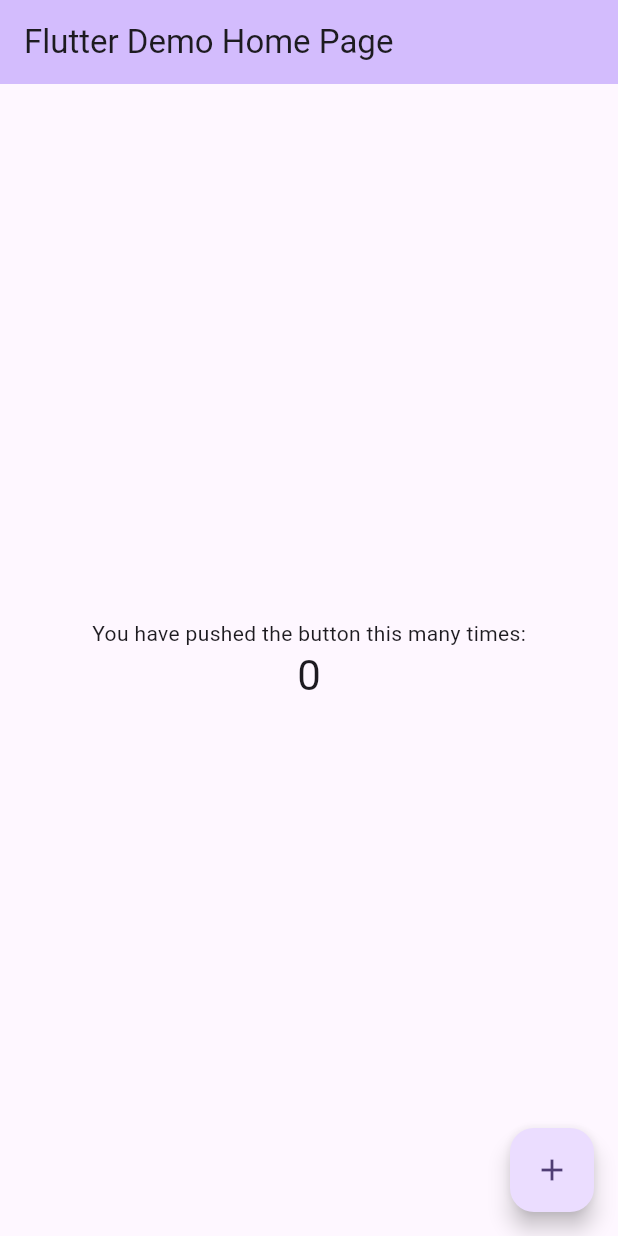
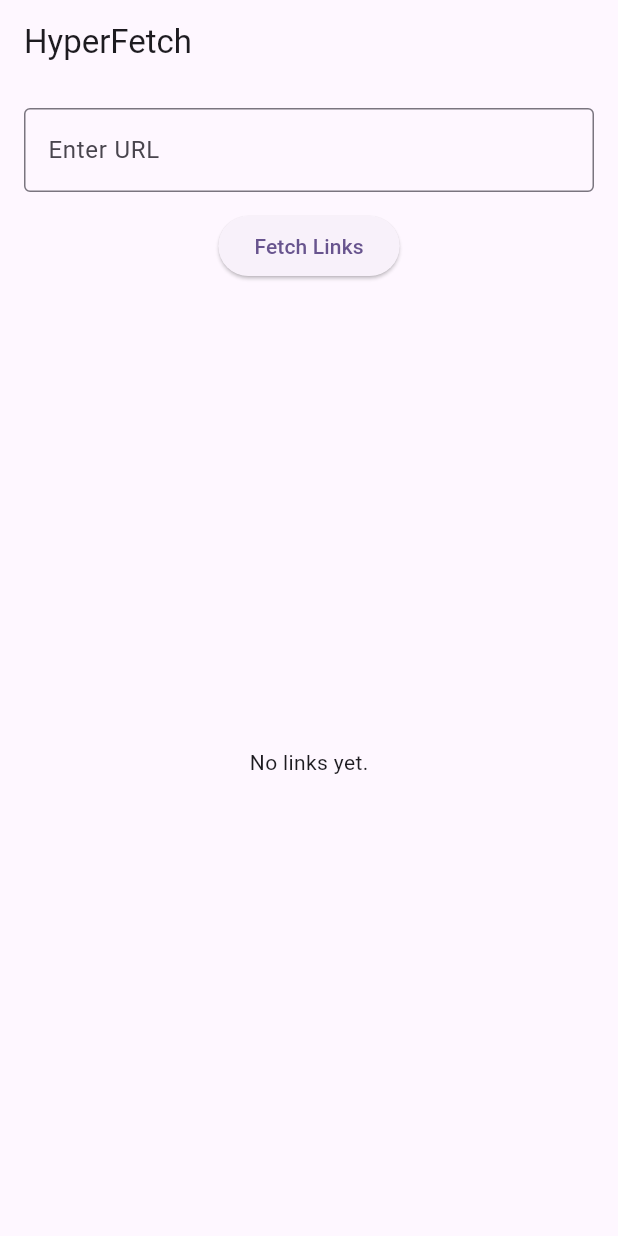
Before and after one commit to AnirbanPa1/HyperFetch, a Flutter app: the screen it shows after launch, on a phone screen of 412 x 824 dp. Run offline on Flutter 3.47's test engine with Material 3 defaults, Android fonts, the light colour scheme and no system bars.

Commit message:
impl home screen and link parser

```diff
--- a/lib/main.dart
+++ b/lib/main.dart
@@ -1,122 +1,23 @@
 import 'package:flutter/material.dart';
+import 'screens/home_screen.dart';
 
 void main() {
-  runApp(const MyApp());
+  runApp(const HyperFetchApp());
 }
 
-class MyApp extends StatelessWidget {
-  const MyApp({super.key});
+class HyperFetchApp extends StatelessWidget {
+  const HyperFetchApp({super.key});
 
-  // This widget is the root of your application.
   @override
   Widget build(BuildContext context) {
     return MaterialApp(
-      title: 'Flutter Demo',
+      title: 'HyperFetch',
+      debugShowCheckedModeBanner: false,
       theme: ThemeData(
-        // This is the theme of your application.
-        //
-        // TRY THIS: Try running your application with "flutter run". You'll see
-        // the application has a purple toolbar. Then, without quitting the app,
-        // try changing the seedColor in the colorScheme below to Colors.green
-        // and then invoke "hot reload" (save your changes or press the "hot
-        // reload" button in a Flutter-supported IDE, or press "r" if you used
-        // the command line to start the app).
-        //
-        // Notice that the counter didn't reset back to zero; the application
-        // state is not lost during the reload. To reset the state, use hot
-        // restart instead.
-        //
-        // This works for code too, not just values: Most code changes can be
-        // tested with just a hot reload.
+        useMaterial3: true,
         colorScheme: ColorScheme.fromSeed(seedColor: Colors.deepPurple),
       ),
-      home: const MyHomePage(title: 'Flutter Demo Home Page'),
+      home: const HomeScreen(),
     );
   }
 }
-
-class MyHomePage extends StatefulWidget {
-  const MyHomePage({super.key, required this.title});
-
-  // This widget is the home page of your application. It is stateful, meaning
-  // that it has a State object (defined below) that contains fields that affect
-  // how it looks.
-
-  // This class is the configuration for the state. It holds the values (in this
-  // case the title) provided by the parent (in this case the App widget) and
-  // used by the build method of the State. Fields in a Widget subclass are
-  // always marked "final".
-
-  final String title;
-
-  @override
-  State<MyHomePage> createState() => _MyHomePageState();
-}
-
-class _MyHomePageState extends State<MyHomePage> {
-  int _counter = 0;
-
-  void _incrementCounter() {
-    setState(() {
-      // This call to setState tells the Flutter framework that something has
-      // changed in this State, which causes it to rerun the build method below
-      // so that the display can reflect the updated values. If we changed
-      // _counter without calling setState(), then the build method would not be
-      // called again, and so nothing would appear to happen.
-      _counter++;
-    });
-  }
-
-  @override
-  Widget build(BuildContext context) {
-    // This method is rerun every time setState is called, for instance as done
-    // by the _incrementCounter method above.
-    //
-    // The Flutter framework has been optimized to make rerunning build methods
-    // fast, so that you can just rebuild anything that needs updating rather
-    // than having to individually change instances of widgets.
-    return Scaffold(
-      appBar: AppBar(
-        // TRY THIS: Try changing the color here to a specific color (to
-        // Colors.amber, perhaps?) and trigger a hot reload to see the AppBar
-        // change color while the other colors stay the same.
-        backgroundColor: Theme.of(context).colorScheme.inversePrimary,
-        // Here we take the value from the MyHomePage object that was created by
-        // the App.build method, and use it to set our appbar title.
-        title: Text(widget.title),
-      ),
-      body: Center(
-        // Center is a layout widget. It takes a single child and positions it
-        // in the middle of the parent.
-        child: Column(
-          // Column is also a layout widget. It takes a list of children and
-          // arranges them vertically. By default, it sizes itself to fit its
-          // children horizontally, and tries to be as tall as its parent.
-          //
-          // Column has various properties to control how it sizes itself and
-          // how it positions its children. Here we use mainAxisAlignment to
-          // center the children vertically; the main axis here is the vertical
-          // axis because Columns are vertical (the cross axis would be
-          // horizontal).
-          //
-          // TRY THIS: Invoke "debug painting" (choose the "Toggle Debug Paint"
-          // action in the IDE, or press "p" in the console), to see the
-          // wireframe for each widget.
-          mainAxisAlignment: MainAxisAlignment.center,
-          children: <Widget>[
-            const Text('You have pushed the button this many times:'),
-            Text(
-              '$_counter',
-              style: Theme.of(context).textTheme.headlineMedium,
-            ),
-          ],
-        ),
-      ),
-      floatingActionButton: FloatingActionButton(
-        onPressed: _incrementCounter,
-        tooltip: 'Increment',
-        child: const Icon(Icons.add),
-      ), // This trailing comma makes auto-formatting nicer for build methods.
-    );
-  }
-}
--- /dev/null
+++ b/lib/screens/home_screen.dart
@@ -0,0 +1,66 @@
+import 'package:flutter/material.dart';
+import '../services/link_parser_service.dart';
+
+class HomeScreen extends StatefulWidget {
+  const HomeScreen({super.key});
+
+  @override
+  State<HomeScreen> createState() => _HomeScreenState();
+}
+
+class _HomeScreenState extends State<HomeScreen> {
+  final _urlController = TextEditingController();
+  List<String> links = [];
+  bool isLoading = false;
+
+  void fetchLinks() async {
+    setState(() => isLoading = true);
+    final url = _urlController.text.trim();
+    links = await LinkParserService.extractLinks(url);
+    setState(() => isLoading = false);
+  }
+
+  @override
+  Widget build(BuildContext) {
+    return Scaffold(
+      appBar: AppBar(title: const Text('HyperFetch')),
+      body: Padding(
+        padding: const EdgeInsets.all(16.0),
+        child: Column(
+          children: [
+            TextField(
+              controller: _urlController,
+              decoration: const InputDecoration(
+                labelText: 'Enter URL',
+                border: OutlineInputBorder(),
+              ),
+            ),
+            const SizedBox(height: 12),
+            ElevatedButton(
+              onPressed: isLoading ? null : fetchLinks,
+              child: Text(isLoading ? 'Fetching...' : 'Fetch Links'),
+            ),
+            const SizedBox(height: 20),
+            Expanded(
+              child: links.isEmpty
+                  ? const Center(child: Text('No links yet.'))
+                  : ListView.builder(
+                      itemCount: links.length,
+                      itemBuilder: (context, index) {
+                        return ListTile(
+                          title: Text(
+                            links[index],
+                            maxLines: 2,
+                            overflow: TextOverflow.ellipsis,
+                          ),
+                          trailing: const Icon(Icons.download),
+                        );
+                      },
+                    ),
+            ),
+          ],
+        ),
+      ),
+    );
+  }
+}
--- /dev/null
+++ b/lib/services/link_parser_service.dart
@@ -0,0 +1,44 @@
+import 'package:http/http.dart' as http;
+import 'package:html/parser.dart' show parse;
+import 'package:html/dom.dart';
+
+class LinkParserService {
+  static Future<List<String>> extractLinks(String url) async {
+    final response = await http.get(Uri.parse(url));
+
+    if (response.statusCode != 200) return [];
+
+    final document = parse(response.body);
+    final elements = document.querySelectorAll('a[href], img[src]');
+
+    final links = <String>{};
+
+    for (var element in elements) {
+      final href = element.attributes['href'];
+      final src = element.attributes['src'];
+      final link = href ?? src;
+
+      if (link != null && _isMediaLink(link)) {
+        final absoluteLink = link.startsWith('http')
+            ? link
+            : Uri.parse(url).resolve(link).toString();
+        links.add(absoluteLink);
+      }
+    }
+
+    return links.toList();
+  }
+
+  static bool _isMediaLink(String url) {
+    final mediaExtensions = [
+      '.jpg',
+      '.jpeg',
+      '.png',
+      '.gif',
+      '.webp',
+      '.mp4',
+      '.pdf',
+    ];
+    return mediaExtensions.any((ext) => url.toLowerCase().endsWith(ext));
+  }
+}
```
Also changed, not shown: pubspec.yaml (+6 -2 lines), pubspec.lock, 4 other files.
